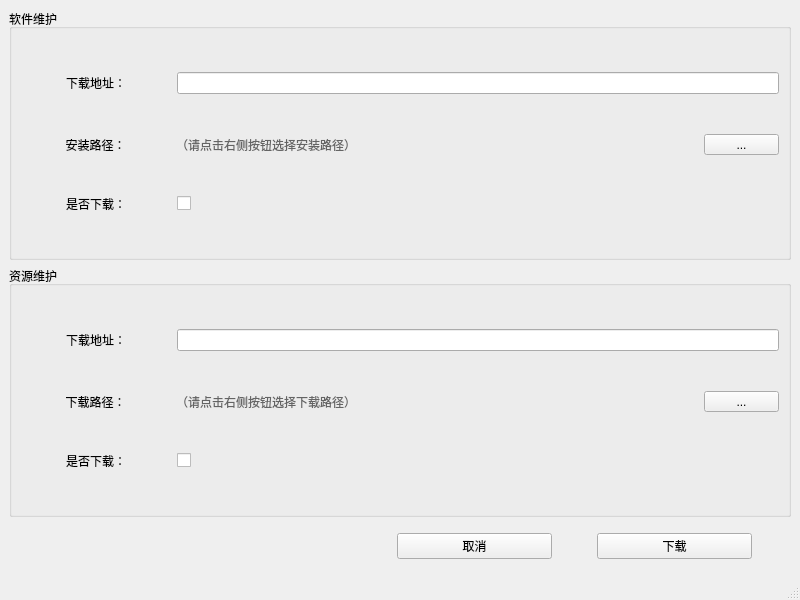
Qt form src/mainwindow.ui (money0534/Notepad_QtCLion) before a commit.
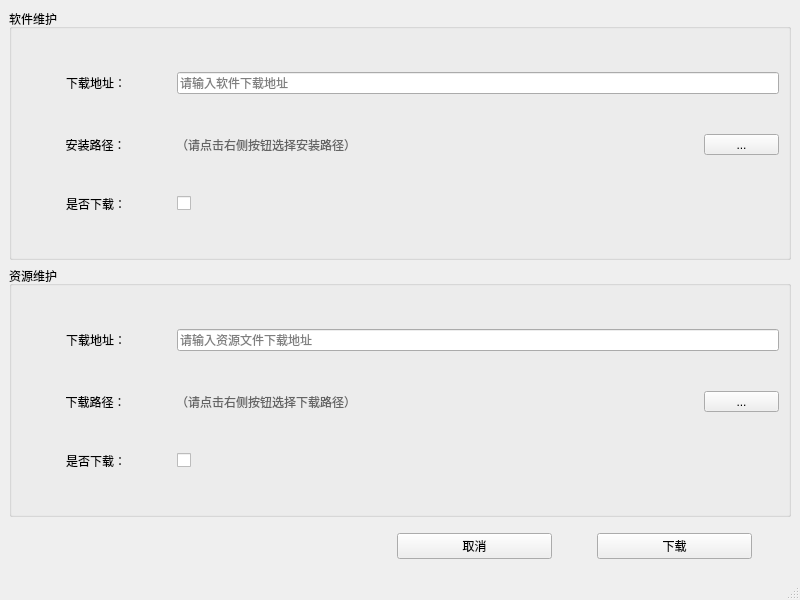
The same form after that commit.

Patch:
```diff
--- a/src/mainwindow.ui
+++ b/src/mainwindow.ui
@@ -40,7 +40,11 @@
           </widget>
          </item>
          <item>
-          <widget class="QLineEdit" name="leAppUrl"/>
+          <widget class="QLineEdit" name="leAppUrl">
+           <property name="placeholderText">
+            <string>请输入软件下载地址</string>
+           </property>
+          </widget>
          </item>
         </layout>
        </item>
@@ -127,7 +131,11 @@
           </widget>
          </item>
          <item>
-          <widget class="QLineEdit" name="leResUrl"/>
+          <widget class="QLineEdit" name="leResUrl">
+           <property name="placeholderText">
+            <string>请输入资源文件下载地址</string>
+           </property>
+          </widget>
          </item>
         </layout>
        </item>
```
